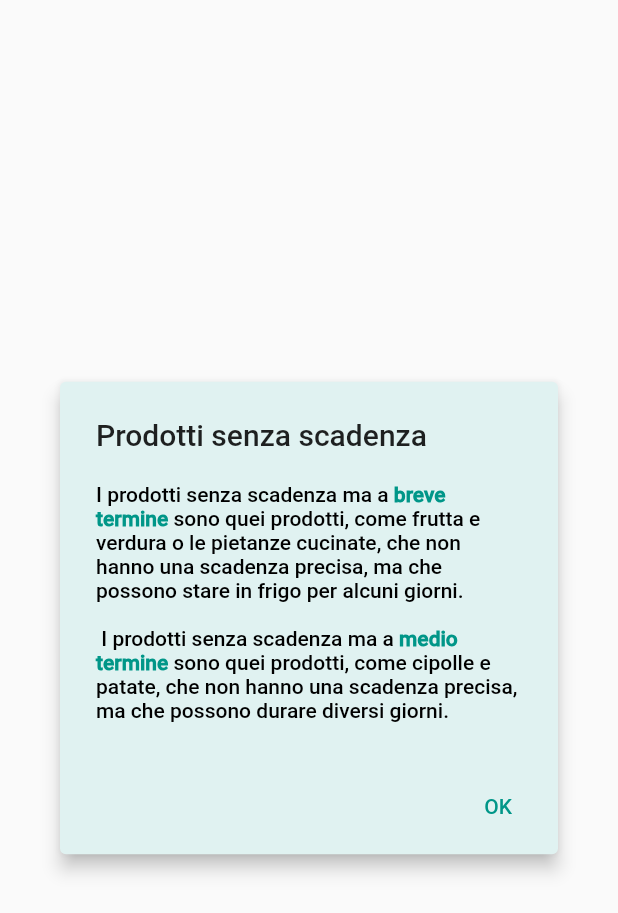
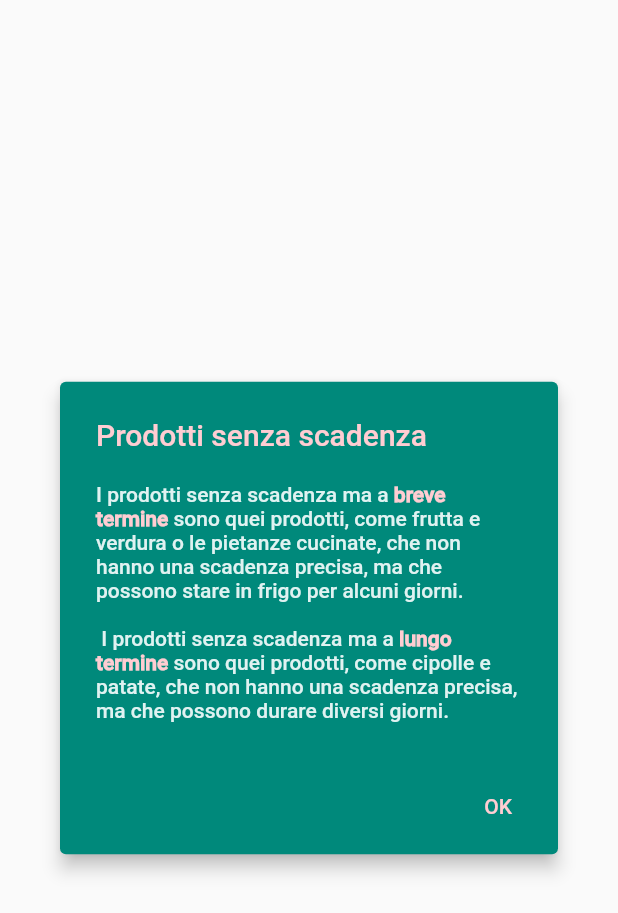
Before and after one commit to isabellemorello/foodage-flutter, a Flutter app: the DeadlineFreeAlertDialog widget shown alone on an empty page, opened directly, on a phone screen of 412 x 824 dp. Shown: the top 913 px of the screen. Run offline on Flutter 3.47's test engine with Material 2 defaults, Android fonts, the phone set to English and light mode, and no system bars; our stand-ins replace cloud_firestore, date_field, date_format, firebase_auth, firebase_core, flutter_colorpicker and 3 more; accounts and stored records are empty; network calls fail.

```diff
--- a/lib/components/settings_components.dart
+++ b/lib/components/settings_components.dart
@@ -87,26 +87,32 @@ class DeadlineFreeAlertDialog extends StatelessWidget {
   @override
   Widget build(BuildContext context) {
     return AlertDialog(
-      title: Text('Prodotti senza scadenza'),
+      backgroundColor: Colors.teal[600],
+      title: Text(
+        'Prodotti senza scadenza',
+        style: TextStyle(
+          color: Colors.red[100],
+        ),
+      ),
       content: RichText(
         text: TextSpan(
           style: TextStyle(
             fontSize: 14.0,
-            color: Colors.black,
+            color: Colors.teal[50],
           ),
           children: [
             TextSpan(text: 'I prodotti senza scadenza ma a '),
             TextSpan(
                 text: 'breve termine ',
-                style:
-                    TextStyle(color: Colors.teal, fontWeight: FontWeight.bold)),
+                style: TextStyle(
+                    color: Colors.red[100], fontWeight: FontWeight.bold)),
             TextSpan(
                 text:
                     'sono quei prodotti, come frutta e verdura o le pietanze cucinate, che non hanno una scadenza precisa, ma che possono stare in frigo per alcuni giorni. \n\n I prodotti senza scadenza ma a '),
             TextSpan(
-                text: 'medio termine ',
-                style:
-                    TextStyle(color: Colors.teal, fontWeight: FontWeight.bold)),
+                text: 'lungo termine ',
+                style: TextStyle(
+                    color: Colors.red[100], fontWeight: FontWeight.bold)),
             TextSpan(
                 text:
                     'sono quei prodotti, come cipolle e patate, che non hanno una scadenza precisa, ma che possono durare diversi giorni.'),
@@ -115,18 +121,23 @@ class DeadlineFreeAlertDialog extends StatelessWidget {
       ),
       actions: [
         TextButton(
-            onPressed: () {
-              Navigator.of(context).pop();
-            },
-            child: Text('OK'))
+          onPressed: () {
+            Navigator.of(context).pop();
+          },
+          child: Text(
+            'OK',
+            style: TextStyle(
+              color: Colors.red[100],
+            ),
+          ),
+        ),
       ],
       elevation: 5,
-      backgroundColor: Colors.teal.shade50,
     );
   }
 }
 
-// Per scegliere il colore
+/// Costruisce la griglia Colori
 class BuildColorPicker {
   BuildColorPicker({required this.onColorChanged});
 
@@ -156,6 +167,7 @@ class BuildColorPicker {
       );
 }
 
+/// Per scegliere il colore
 class PickColor {
   void Function(Color) onColorChanged;
 
@@ -180,62 +192,3 @@ class PickColor {
         ),
       );
 }
-
-// // Per caricare una foto da fotocamera o galleria
-// class PickPhotoProfile {
-//   Future capture(BuildContext context, void setState) async {
-//     showDialog(
-//       context: context,
-//       builder: (context) => AlertDialog(
-//         backgroundColor: Colors.teal.shade50,
-//         title: Text('Seleziona foto'),
-//         content: Column(
-//           mainAxisSize: MainAxisSize.min,
-//           children: [
-//             ListTile(
-//               contentPadding: EdgeInsets.symmetric(horizontal: 16),
-//               title: Text(
-//                 'Da Fotocamera',
-//                 style: TextStyle(fontSize: 18),
-//               ),
-//               leading: Icon(Icons.photo_camera),
-//               onTap: () {
-//                 pickImage(ImageSource.camera, setState);
-//                 Navigator.of(context).pop();
-//               },
-//             ),
-//             ListTile(
-//               contentPadding: EdgeInsets.symmetric(horizontal: 16),
-//               title: Text(
-//                 'Da Galleria',
-//                 style: TextStyle(fontSize: 18),
-//               ),
-//               leading: Icon(Icons.image),
-//               onTap: () {
-//                 pickImage(ImageSource.gallery, setState);
-//                 Navigator.of(context).pop();
-//               },
-//             ),
-//           ],
-//         ),
-//       ),
-//       routeSettings: RouteSettings(arguments: this),
-//     );
-//   }
-
-//   File? image;
-
-//   Future pickImage(ImageSource imageFrom, void setState) async {
-//     try {
-//       final image = await ImagePicker().pickImage(source: imageFrom);
-//       if (image == null) return;
-//       final imageTemporary = File(image.path);
-//       setState;
-//       // setState(() {
-//       //   this.image = imageTemporary;
-//       // });
-//     } on PlatformException catch (e) {
-//       print('Failed to pick image: $e');
-//     }
-//   }
-// }
--- a/lib/screens/handler_home_settings_screen.dart
+++ b/lib/screens/handler_home_settings_screen.dart
@@ -21,7 +21,7 @@ class HandlerSettingsScaffold extends StatefulWidget {
 class _HandlerSettingsScaffoldState extends State<HandlerSettingsScaffold> {
   @override
   Widget build(BuildContext context) {
-    List<MembersListTile> getList(int membersNumber) {
+    List<MembersListTile> getListOfMembers(int membersNumber) {
       List<MembersListTile> members = [];
       for (int i = 0; i < membersNumber; i++) {
         members.add(MembersListTile(
@@ -107,7 +107,7 @@ class _HandlerSettingsScaffoldState extends State<HandlerSettingsScaffold> {
                   ),
                   Container(
                     child: Column(
-                      children: getList(4),
+                      children: getListOfMembers(4),
                     ),
                   ),
                   SizedBox(
--- a/lib/screens/registration_screen.dart
+++ b/lib/screens/registration_screen.dart
@@ -21,7 +21,7 @@ class _RegistrationScreenState extends State<RegistrationScreen> {
   @override
   Widget build(BuildContext context) {
     return Scaffold(
-      backgroundColor: Colors.red.shade50,
+      backgroundColor: Colors.red.shade100,
       body: ModalProgressHUD(
         inAsyncCall: showSpinner,
         child: Padding(
--- a/lib/screens/settings_screen.dart
+++ b/lib/screens/settings_screen.dart
@@ -229,9 +229,7 @@ class _MySettingsScaffoldState extends State<MySettingsScaffold> {
                 IconButton(
                   onPressed: () {
                     setState(() {
-                      showDialog(
-                          context: context,
-                          builder: (_) => DeadlineFreeAlertDialog());
+                      kDialogSettingsInfoDeadlineType(context);
                     });
                   },
                   icon: KShadowedContainerCircular(
@@ -291,7 +289,7 @@ class _MySettingsScaffoldState extends State<MySettingsScaffold> {
               height: 30,
             ),
             Text(
-              'Prodotti senza scadenza, ma a medio termine',
+              'Prodotti senza scadenza, ma a lungo termine',
             ),
             KShadowedContainer(
               padding: EdgeInsets.fromLTRB(10, 10, 0, 10),
@@ -334,40 +332,6 @@ class _MySettingsScaffoldState extends State<MySettingsScaffold> {
           ],
         ),
       ),
-      // bottomNavigationBar: BottomAppBar(
-      //   child: BottomNavigationBar(
-      //       items: const <BottomNavigationBarItem>[
-      //         BottomNavigationBarItem(
-      //           icon: Icon(kHomeIcon),
-      //           label: 'Home',
-      //           backgroundColor: Colors.teal,
-      //         ),
-      //         BottomNavigationBarItem(
-      //           icon: Icon(kDeleteIcon),
-      //           label: 'Cestino',
-      //           backgroundColor: Colors.teal,
-      //         ),
-      //         BottomNavigationBarItem(
-      //           icon: Icon(kSettingsIcon),
-      //           label: 'Impostazioni',
-      //           backgroundColor: Colors.teal,
-      //         ),
-      //         BottomNavigationBarItem(
-      //           icon: CircleAvatar(
-      //             backgroundColor: Colors.white,
-      //             radius: 10.0,
-      //           ),
-      //           label: 'Casa',
-      //           backgroundColor: Colors.teal,
-      //         ),
-      //       ],
-      //       currentIndex: currentScreen,
-      //       onTap: (int inIndex) {
-      //         setState(() {
-      //           currentScreen = inIndex;
-      //         });
-      //       }),
-      // ),
     );
   }
 
```
Also changed, not shown: lib/components/handler_home_components.dart (+1 -18 lines), lib/constants/dialog_functions.dart (+71 -20 lines).
